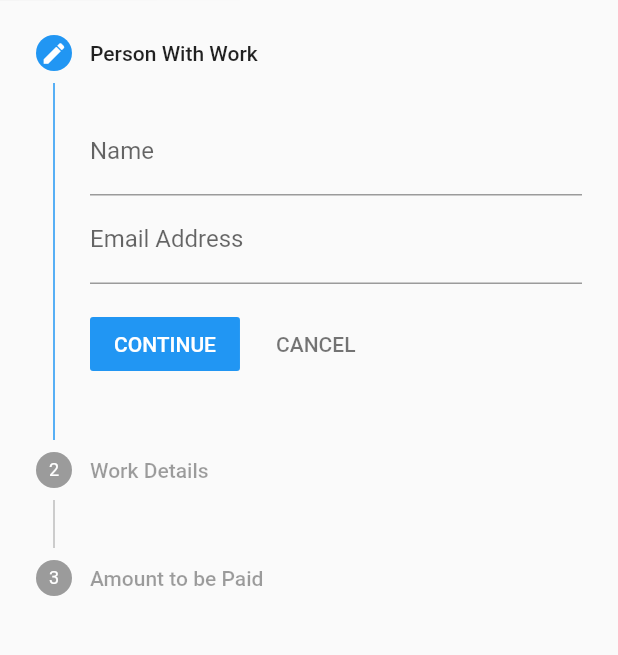
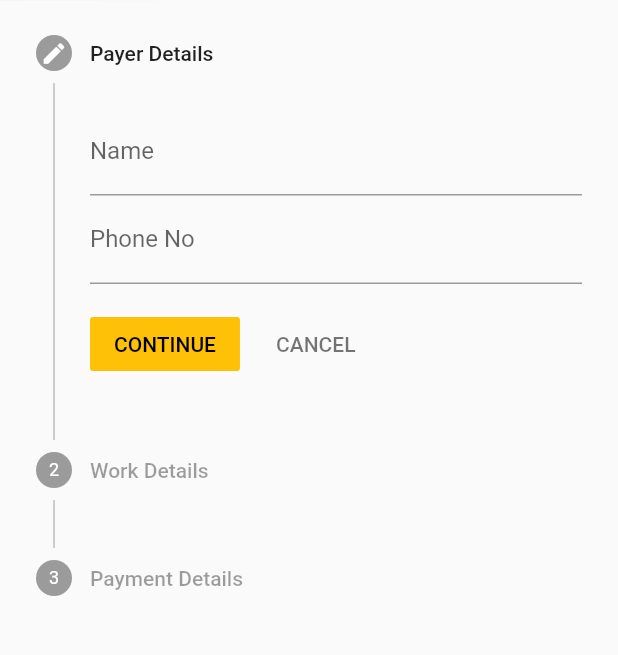
Before and after one commit to SaifAliS/need_dl, a Flutter app: the screen it shows after launch, after a tap on "Login", on a phone screen of 412 x 824 dp, the part 157-812 px from its top. Run offline on Flutter 3.47's test engine with Material 2 defaults, Android fonts, the phone set to English and light mode, and no system bars.

Commit message:
progress timeline of user screen done

```diff
--- a/lib/user_screen.dart
+++ b/lib/user_screen.dart
@@ -1,4 +1,6 @@
+
 import 'package:flutter/material.dart';
+import 'package:need_dl/signup_page.dart';
 
 class user extends StatefulWidget {
   const user({Key? key}) : super(key: key);
@@ -8,7 +10,18 @@ class user extends StatefulWidget {
 }
 
 class _userState extends State<user> {
-  int currentStep=0;
+  int currentStep = 0;
+  bool iscom = false;
+  String dropdownvalue = 'Electrician';
+
+  // List of items in our dropdown menu
+  var items = [
+    'Electrician',
+    'Carpentry',
+    'Wood Work',
+    'Mason Work',
+    'House Cleaning',
+  ];
   @override
   Widget build(BuildContext context) {
     return MaterialApp(
@@ -73,29 +86,35 @@ class _userState extends State<user> {
                       ),
                     ]),
               ),
-              body: TabBarView(children: [
+              body: Theme(
+                data: ThemeData(
+                  primarySwatch: Colors.amber,
+                ),
+                child: TabBarView(children: [
                   Column(
-                  children: [
+                    children: iscom
+                        ? [post_details()]
+                        : [
                             Stepper(
-        steps:getSteps(),
+                                steps: getSteps(),
                                 currentStep: currentStep,
-        onStepTapped: (int step)
-        {
+                                onStepTapped: (int step) {
                                   setState(() {
                                     currentStep = step;
                                   });
                                 },
-        onStepCancel: ()
-        {
-          currentStep > 0 ?
-          setState(() => currentStep -= 1) : null;
+                                onStepCancel: () {
+                                  currentStep > 0
+                                      ? setState(() => currentStep -= 1)
+                                      : null;
                                 },
-        onStepContinue: ()
-        {
-          currentStep < 2 ?
-          setState(() => currentStep += 1): null;
-        },
-      ),
+                                onStepContinue: () {
+                                  if (currentStep == 2) {
+                                    setState(() => iscom = true);
+                                  } else {
+                                    setState(() => currentStep += 1);
+                                  }
+                                }),
                           ],
                   ),
                   Column(
@@ -104,59 +123,166 @@ class _userState extends State<user> {
                     ],
                   ),
                 ]),
+              ),
             )));
   }
-  List<Step> getSteps()
-  {
-    return[
+
+  List<Step> getSteps() {
+    return [
       Step(
-        title: new Text('Person With Work'),
+        title: new Text('Payer Details'),
         content: Column(
           children: <Widget>[
             TextFormField(
               decoration: InputDecoration(labelText: 'Name'),
             ),
             TextFormField(
-              decoration: InputDecoration(labelText: 'Email Address'),
+              decoration: InputDecoration(labelText: 'Phone No'),
             ),
           ],
         ),
-        isActive: currentStep >= 0,
-        state: currentStep == 0 ?
-        StepState.editing : StepState.complete,
+        isActive: currentStep > 0,
+        state: currentStep == 0 ? StepState.editing : StepState.complete,
       ),
       Step(
         title: new Text('Work Details'),
         content: Column(
           children: <Widget>[
-            TextFormField(
-              decoration: InputDecoration(labelText: 'Home Address'),
+            Align(
+              alignment: Alignment.centerLeft,
+              child: DropdownButton(
+                value: dropdownvalue,
+                icon: const Icon(Icons.keyboard_arrow_down),
+                items: items.map((String items) {
+                  return DropdownMenuItem(
+                    value: items,
+                    child: Text(items),
+                  );
+                }).toList(),
+                onChanged: (String? newValue) {
+                  setState(() {
+                    dropdownvalue = newValue!;
+                  });
+                },
+              ),
             ),
             TextFormField(
-              decoration: InputDecoration(labelText: 'Mobile No'),
+              decoration:
+                  InputDecoration(labelText: 'Number of Workers Required'),
             ),
           ],
         ),
-        isActive: currentStep >= 1,
-        state: currentStep == 1 ?
-        StepState.editing : currentStep < 1 ? StepState.disabled: StepState.complete,
+        isActive: currentStep > 1,
+        state: currentStep == 1
+            ? StepState.editing
+            : currentStep > 1
+                ? StepState.complete
+                : StepState.disabled,
       ),
       Step(
-        title: new Text("Amount to be Paid"),
+        title: new Text("Payment Details"),
         content: Column(
           children: <Widget>[
             TextFormField(
-              decoration: InputDecoration(labelText: 'Account No'),
-            ),
-            TextFormField(
-              decoration: InputDecoration(labelText: 'IFSC Code'),
+              decoration: InputDecoration(labelText: 'Amount to be paid'),
             ),
           ],
         ),
-        isActive:currentStep >= 2,
-        state: currentStep == 2 ?
-        StepState.editing : currentStep < 2 ? StepState.disabled: StepState.complete,
+        isActive: currentStep > 2,
+        state: currentStep == 2
+            ? StepState.editing
+            : currentStep > 2
+                ? StepState.complete
+                : StepState.disabled,
       ),
     ];
   }
 }
+
+class post_details extends StatefulWidget {
+  const post_details({Key? key}) : super(key: key);
+
+  @override
+  State<post_details> createState() => _post_detailsState();
+}
+
+class _post_detailsState extends State<post_details> {
+  String name = "Your Name";
+  String cell = "Your Phone No";
+  @override
+  Widget build(BuildContext context) {
+    return Padding(
+      padding: EdgeInsets.fromLTRB(25, 10, 25, 0),
+      child: Column(
+        mainAxisSize: MainAxisSize.min,
+        children: [
+          Align(
+            alignment: Alignment.centerLeft,
+            child: Text(
+              "Name : " + name,
+              style: TextStyle(fontSize: 20),
+            ),
+          ),
+          SizedBox(
+            height: 10,
+          ),
+          Align(
+            alignment: Alignment.centerLeft,
+            child: Text(
+              "Phone No : " + cell,
+              style: TextStyle(fontSize: 20),
+            ),
+          ),
+          SizedBox(
+            height: 10,
+          ),
+          Align(
+            alignment: Alignment.centerLeft,
+            child: Text(
+              "Type of Work : " + cell,
+              style: TextStyle(fontSize: 20),
+            ),
+          ),
+          SizedBox(
+            height: 10,
+          ),
+          Align(
+            alignment: Alignment.centerLeft,
+            child: Text(
+              "No of Workers : " + cell,
+              style: TextStyle(fontSize: 20),
+            ),
+          ),
+          SizedBox(
+            height: 10,
+          ),
+          Align(
+            alignment: Alignment.centerLeft,
+            child: Text(
+              "Payable : " + cell,
+              style: TextStyle(fontSize: 20),
+            ),
+          ),
+          SizedBox(
+            height: 20,
+          ),
+          Row(
+            children: [
+              Container(
+                height: MediaQuery.of(context).size.height * 0.05,
+                width: MediaQuery.of(context).size.width * 0.4,
+                child: ElevatedButton(onPressed: () {}, child: Text("Confirm")),
+              ),
+              SizedBox(width: MediaQuery.of(context).size.width * 0.07,),
+              Container(
+                height: MediaQuery.of(context).size.height * 0.05,
+                width: MediaQuery.of(context).size.width * 0.4,
+                child: ElevatedButton(onPressed: () {}, child: Text("Cancel")),
+              ),
+            ],
+          ),
+        ],
+      ),
+    );
+  }
+}
```
Lines whose indentation alone changed are shown as unchanged.
